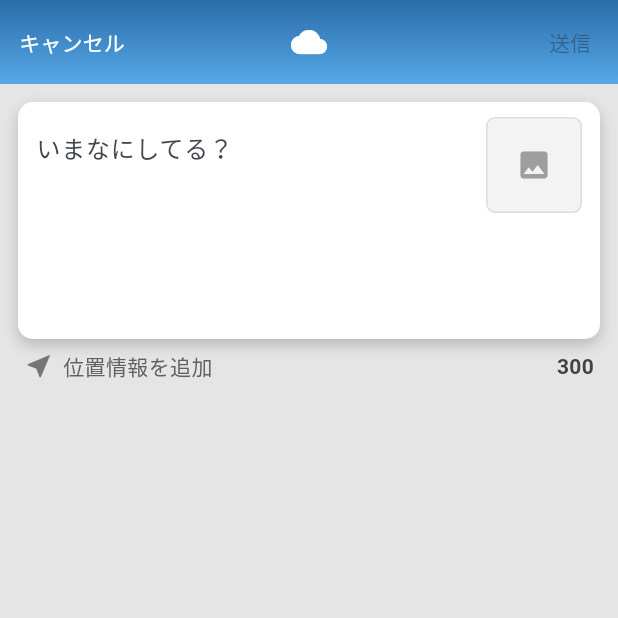
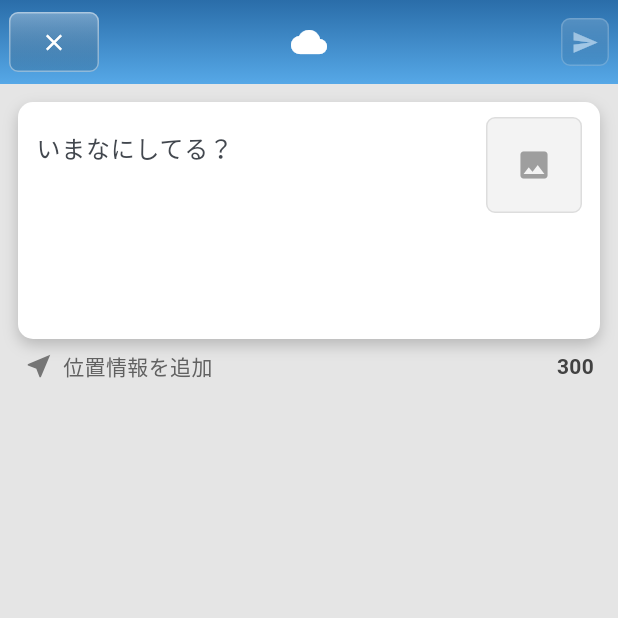
Before and after one commit to jt-chihara/Crimson-Crisis, a Flutter app: the ComposeScreen screen opened directly, on a phone screen of 412 x 824 dp, the top half of it. Run offline on Flutter 3.47's test engine with Material 3 defaults, Android fonts, the light colour scheme and no system bars; our stand-ins replace flutter_riverpod, image_picker, shared_preferences; accounts and stored records are empty; network calls fail.

Commit message:
botan onaji sita

```diff
--- a/lib/screens/compose_screen.dart
+++ b/lib/screens/compose_screen.dart
@@ -69,23 +69,30 @@ class _ComposeScreenState extends ConsumerState<ComposeScreen> {
     final canSend = (_text.text.trim().isNotEmpty || _images.isNotEmpty) && !_posting;
     return Scaffold(
       appBar: ClassicAppBar(
-        leadingWidth: 96,
-        leading: TextButton(
-          onPressed: _posting ? null : () => Navigator.of(context).maybePop(),
-          style: TextButton.styleFrom(foregroundColor: Colors.white),
-          child: const Text('キャンセル', maxLines: 1, softWrap: false),
+        leadingWidth: 72,
+        leading: Tooltip(
+          message: 'キャンセル',
+          child: ClassicIconButton(
+            icon: Icons.close,
+            onPressed: _posting ? null : () => Navigator.of(context).maybePop(),
+          ),
         ),
         actions: [
-          TextButton(
-            style: TextButton.styleFrom(foregroundColor: Colors.white),
-            onPressed: canSend ? _post : null,
-            child: _posting
-                ? const SizedBox(
-                    width: 16,
-                    height: 16,
-                    child: CircularProgressIndicator(strokeWidth: 2, color: Colors.white),
-                  )
-                : const Text('送信'),
+          Tooltip(
+            message: '送信',
+            child: Opacity(
+              opacity: canSend ? 1.0 : 0.5,
+              child: ClassicIconButton(
+                child: _posting
+                    ? const SizedBox(
+                        width: 18,
+                        height: 18,
+                        child: CircularProgressIndicator(strokeWidth: 2, color: Colors.white),
+                      )
+                    : const Icon(Icons.send, color: Colors.white, size: 18),
+                onPressed: canSend ? _post : null,
+              ),
+            ),
           ),
         ],
       ),
--- a/lib/widgets/classic_app_bar.dart
+++ b/lib/widgets/classic_app_bar.dart
@@ -77,9 +77,11 @@ class ClassicCapsuleButton extends StatelessWidget {
 }
 
 class ClassicIconButton extends StatelessWidget {
-  final IconData icon;
+  final IconData? icon;
+  final Widget? child;
   final VoidCallback? onPressed;
-  const ClassicIconButton({super.key, required this.icon, this.onPressed});
+  const ClassicIconButton({super.key, this.icon, this.child, this.onPressed})
+      : assert(icon != null || child != null);
 
   @override
   Widget build(BuildContext context) {
@@ -100,7 +102,7 @@ class ClassicIconButton extends StatelessWidget {
             ),
             border: Border.all(color: const Color(0x66FFFFFF)),
           ),
-          child: Icon(icon, size: 18, color: Colors.white),
+          child: child ?? Icon(icon, size: 18, color: Colors.white),
         ),
       ),
     );
```
Also changed, not shown: 1 other file.
